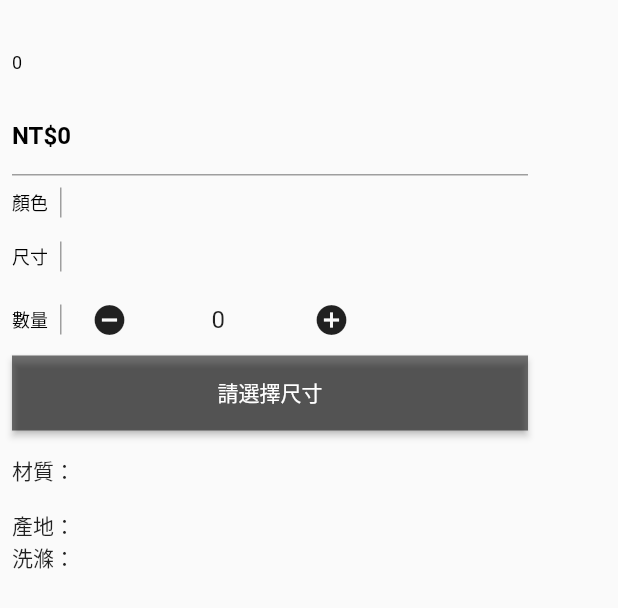
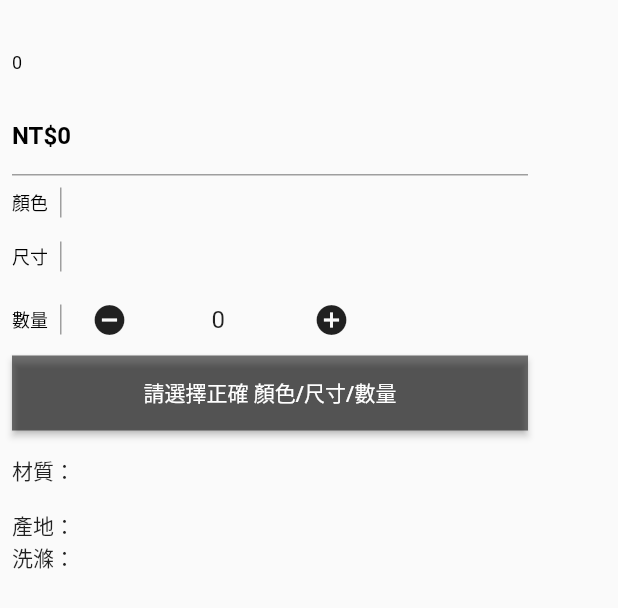
Before and after one commit to johnlo-dev/stylish_flutter_app, a Flutter app: the ContentSection widget shown alone on an empty page, opened directly with empty values, on a phone screen of 412 x 824 dp. Shown: the top 608 px of the screen. Run offline on Flutter 3.47's test engine with Material 2 defaults, Android fonts, the phone set to English and light mode, and no system bars; our stand-ins replace bloc, dio, flutter_bloc; network calls fail.

```diff
--- a/lib/constants.dart
+++ b/lib/constants.dart
@@ -9,12 +9,22 @@ class Strings {
   static const detailTitleColor = "顏色";
   static const detailTitleSize = "尺寸";
   static const detailTitleAmount = "數量";
-  static const detailTitleSelectSize = "請選擇尺寸";
-
+  static const detailNeedSelect = "請選擇正確 顏色/尺寸/數量";
+  static const detailGoToCart = "前往購物車";
   static const detailTitleTexture = "材質：";
   static const detailTitleWash = "洗滌：";
   static const detailTitlePlace = "產地：";
   static const detailTitleDescription = "細部說明";
+
+  static const cartTitlePriceSingle = "單價：";
+  static const cartTitleAmount = "數量：";
+  static const cartTitlePriceTotal = "總價：";
+  static const cartEnterCardInfo = "編輯卡片資訊";
+  static const cartEnterCardInfoSuccess = "卡片資訊輸入成功！";
+  static const cartEnterCardInfoFailed = "卡片資訊輸入錯誤，請重新輸入卡片資訊";
+  static const cartConfirmPayment = "確認付款";
+  static const cartPaymentSuccess = "付款成功";
+
 
   static const apiBaseUrl = "https://api.appworks-school.tw/api/";
   static const apiVersion = "1.0";
--- a/lib/main.dart
+++ b/lib/main.dart
@@ -22,7 +22,7 @@ class MyApp extends StatelessWidget {
             create: (BuildContext context) => HomeCubit(productRepository),
           ),
           BlocProvider<DetailCubit>(
-            create: (BuildContext context) => DetailCubit(productRepository),
+            create: (BuildContext context) => DetailCubit(),
           )
         ],
         child: const MaterialApp(
--- a/lib/model/order.dart
+++ b/lib/model/order.dart
@@ -1,10 +1,13 @@
+import 'package:flutter_project/model/product.dart';
+
 class Order {
   String id = "";
   String color = "";
   String size = "";
   int amount = 0;
+  String primeResult = "";
 
-  Order(this.id, this.color, this.size, this.amount);
+  Order(this.id, this.color, this.size, this.amount, this.primeResult);
 
-  factory Order.from(Order order) => Order(order.id, order.color, order.size, order.amount);
+  factory Order.from(Order order) => Order(order.id, order.color, order.size, order.amount, order.primeResult);
 }
--- a/lib/ui/pages/detail/detail_cubit.dart
+++ b/lib/ui/pages/detail/detail_cubit.dart
@@ -1,7 +1,7 @@
 import 'package:bloc/bloc.dart';
+import 'package:flutter/services.dart';
 
 import '../../../model/order.dart';
-import '../../../repo/product_repository.dart';
 
 abstract class IDetailViewState {
   final Order order;
@@ -14,14 +14,12 @@ class OrderUpdated extends IDetailViewState {
 }
 
 class DetailCubit extends Cubit<IDetailViewState> {
-  IProductRepository _productRepository;
-  Order order = Order("", "", "", 0);
+  Order order = Order("", "", "", 0, "");
 
-  DetailCubit(this._productRepository)
-      : super(OrderUpdated(Order("", "", "", 0)));
+  DetailCubit() : super(OrderUpdated(Order("", "", "", 0, "")));
 
   void clearOrder() {
-    order = Order("", "", "", 0);
+    order = Order("", "", "", 0, "");
     emit(OrderUpdated(order));
   }
 
@@ -53,4 +51,19 @@ class DetailCubit extends Cubit<IDetailViewState> {
     }
     emit(OrderUpdated(order));
   }
+
+  bool isOrderValid() {
+    return order.color.isNotEmpty && order.size.isNotEmpty && order.amount > 0;
+  }
+
+  void startPay() async {
+    const platformMethodChannel = MethodChannel('androidChannel');
+    order.primeResult = await platformMethodChannel.invokeMethod("startTapPaySetting", {
+      "cardNumber":"",
+      "dueMonth":"",
+      "dueYear":"",
+      "cvv":""
+    });
+    emit(OrderUpdated(order));
+  }
 }
--- a/lib/ui/pages/detail/detail_page.dart
+++ b/lib/ui/pages/detail/detail_page.dart
@@ -1,4 +1,6 @@
 import 'package:flutter/material.dart';
+import 'package:flutter_bloc/flutter_bloc.dart';
+import 'package:flutter_project/ui/pages/detail/detail_cubit.dart';
 import 'package:flutter_project/ui/pages/detail/widgets/selectors/amout_selector.dart';
 import 'package:flutter_project/ui/pages/detail/widgets/selectors/color_selector.dart';
 import 'package:flutter_project/ui/pages/detail/widgets/selectors/size_selector.dart';
@@ -8,6 +10,7 @@ import '../../../model/product.dart';
 import '../../general_widgets/fix_size_divider.dart';
 import '../../general_widgets/stylish_header.dart';
 import '../../general_widgets/vertical_spacer.dart';
+import '../cart/cart_page.dart';
 
 class DetailPage extends StatelessWidget {
   const DetailPage({super.key, required Product product}) : _product = product;
@@ -183,7 +186,9 @@ class ContentSection extends StatelessWidget {
             AmountSelector(maxAmount: 666),
             SizedBox(
               height: Dimens.heightSizeSelectorButton,
-              child: ElevatedButton(
+              child: BlocBuilder<DetailCubit, IDetailViewState>(
+                  builder: (context, state) {
+                return ElevatedButton(
                   style: ElevatedButton.styleFrom(
                       // Some padding example
                       shape: RoundedRectangleBorder(
@@ -191,9 +196,22 @@ class ContentSection extends StatelessWidget {
                         borderRadius: BorderRadius.circular(0),
                       ),
                       backgroundColor: Colors.black54),
-                onPressed: () {},
-                child: const Text(Strings.detailTitleSelectSize),
-              ),
+                  onPressed: () {
+                    context.read<DetailCubit>().isOrderValid()
+                        ? {
+                            Navigator.push(
+                                context,
+                                MaterialPageRoute(
+                                    builder: (BuildContext context) => CartPage(
+                                        product: _product, order: state.order)))
+                          }
+                        : {};
+                  },
+                  child: Text(context.read<DetailCubit>().isOrderValid()
+                      ? Strings.detailGoToCart
+                      : Strings.detailNeedSelect),
+                );
+              }),
             ),
             // SizeSelector(sizeList: product.sizes),
             // countView(),
```
Also changed, not shown: lib/ui/pages/cart/cart_page.dart (added, +132 -0 lines), 9 other files. Lines whose indentation alone changed are shown as unchanged.
